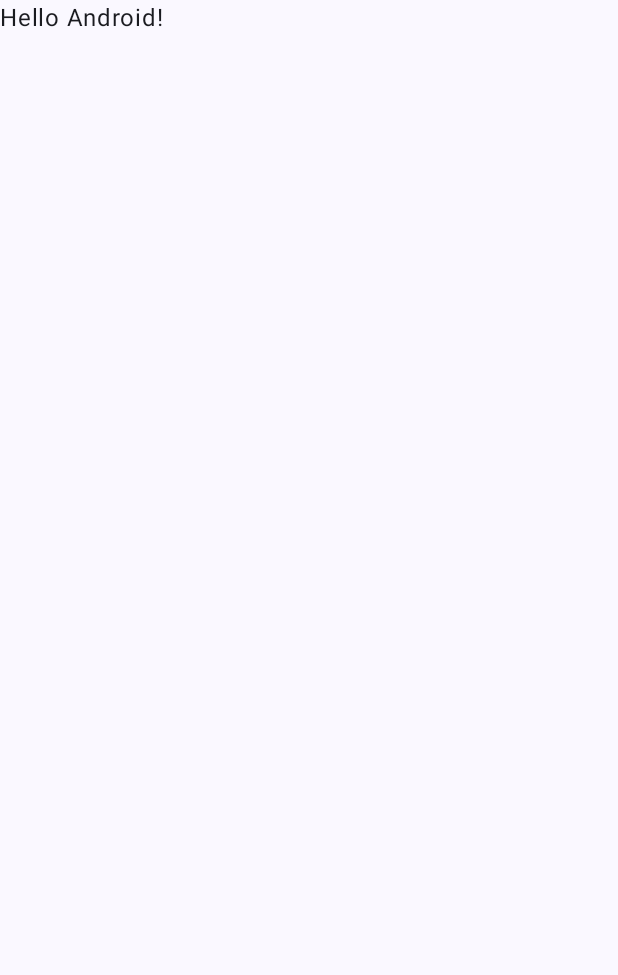
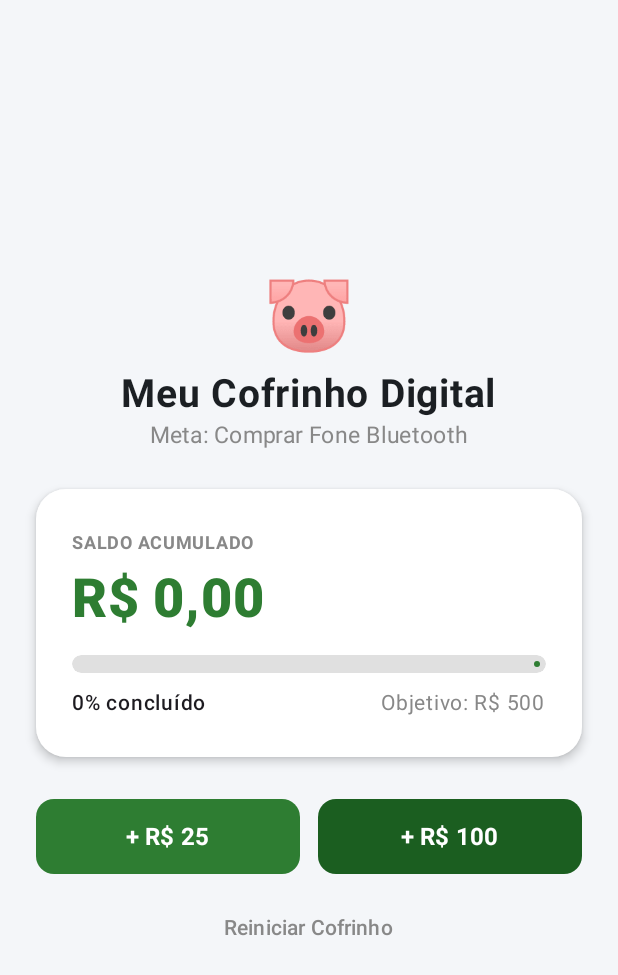
Before and after one commit to ssophialara/cofrinho-digital-android., an Android app built with Jetpack Compose: the screen it shows after launch (MainActivity), on a phone screen of 412 x 824 dp. Before the commit the part shown is almost empty. Shown: the top 975 px of the screen. Run offline under Robolectric (Android 15) with nearby library versions, the phone set to English and light mode, and no system bars.

Commit message:
(ui): cria design da tela principal com card e barra de progresso

```diff
--- a/app/src/main/java/com/example/cofrinhodigital/MainActivity.kt
+++ b/app/src/main/java/com/example/cofrinhodigital/MainActivity.kt
@@ -3,27 +3,29 @@ package com.example.cofrinhodigital
 import android.os.Bundle
 import androidx.activity.ComponentActivity
 import androidx.activity.compose.setContent
-import androidx.activity.enableEdgeToEdge
-import androidx.compose.foundation.layout.fillMaxSize
-import androidx.compose.foundation.layout.padding
-import androidx.compose.material3.Scaffold
-import androidx.compose.material3.Text
-import androidx.compose.runtime.Composable
+import androidx.compose.foundation.layout.*
+import androidx.compose.foundation.shape.RoundedCornerShape
+import androidx.compose.material3.*
+import androidx.compose.runtime.*
+import androidx.compose.ui.Alignment
 import androidx.compose.ui.Modifier
+import androidx.compose.ui.draw.clip
+import androidx.compose.ui.graphics.Color
+import androidx.compose.ui.text.font.FontWeight
 import androidx.compose.ui.tooling.preview.Preview
-import com.example.cofrinhodigital.ui.theme.CofrinhoDigitalTheme
+import androidx.compose.ui.unit.dp
+import androidx.compose.ui.unit.sp
 
 class MainActivity : ComponentActivity() {
     override fun onCreate(savedInstanceState: Bundle?) {
         super.onCreate(savedInstanceState)
-        enableEdgeToEdge()
         setContent {
-            CofrinhoDigitalTheme {
-                Scaffold(modifier = Modifier.fillMaxSize()) { innerPadding ->
-                    Greeting(
-                        name = "Android",
-                        modifier = Modifier.padding(innerPadding)
-                    )
+            MaterialTheme {
+                Surface(
+                    modifier = Modifier.fillMaxSize(),
+                    color = Color(0xFFF4F6F9) // Fundo cinza-claro suave para destacar o Card
+                ) {
+                    TelaCofrinho()
                 }
             }
         }
@@ -31,17 +33,151 @@ class MainActivity : ComponentActivity() {
 }
 
 @Composable
-fun Greeting(name: String, modifier: Modifier = Modifier) {
-    Text(
-        text = "Hello $name!",
-        modifier = modifier
-    )
+fun TelaCofrinho() {
+    // Estados da tela
+    var valorGuardado by remember { mutableStateOf(0) }
+    val metaTotal = 500
+
+    // Cálculo do progresso entre 0.0 (0%) e 1.0 (100%)
+    val progresso = (valorGuardado.toFloat() / metaTotal.toFloat()).coerceIn(0f, 1f)
+    val percentual = (progresso * 100).toInt()
+
+    Column(
+        modifier = Modifier
+            .fillMaxSize()
+            .padding(24.dp),
+        horizontalAlignment = Alignment.CenterHorizontally,
+        verticalArrangement = Arrangement.Center
+    ) {
+        // Cabeçalho com Emoji (sem necessidade de dependência extra de ícones)
+        Text(
+            text = "🐷",
+            fontSize = 48.sp
+        )
+
+        Spacer(modifier = Modifier.height(8.dp))
+
+        Text(
+            text = "Meu Cofrinho Digital",
+            fontSize = 26.sp,
+            fontWeight = FontWeight.Bold,
+            color = Color(0xFF1B1F23)
+        )
+
+        Text(
+            text = "Meta: Comprar Fone Bluetooth",
+            fontSize = 15.sp,
+            color = Color.Gray
+        )
+
+        Spacer(modifier = Modifier.height(24.dp))
+
+        // Cartão Principal (Destaque Visual)
+        Card(
+            modifier = Modifier.fillMaxWidth(),
+            shape = RoundedCornerShape(20.dp),
+            colors = CardDefaults.cardColors(containerColor = Color.White),
+            elevation = CardDefaults.cardElevation(defaultElevation = 4.dp)
+        ) {
+            Column(
+                modifier = Modifier.padding(24.dp)
+            ) {
+                Text(
+                    text = "SALDO ACUMULADO",
+                    fontSize = 12.sp,
+                    fontWeight = FontWeight.Bold,
+                    color = Color.Gray
+                )
+
+                Spacer(modifier = Modifier.height(4.dp))
+
+                Text(
+                    text = "R$ $valorGuardado,00",
+                    fontSize = 36.sp,
+                    fontWeight = FontWeight.ExtraBold,
+                    color = Color(0xFF2E7D32)
+                )
+
+                Spacer(modifier = Modifier.height(16.dp))
+
+                // Barra de progresso visual
+                LinearProgressIndicator(
+                    progress = { progresso },
+                    modifier = Modifier
+                        .fillMaxWidth()
+                        .height(12.dp)
+                        .clip(RoundedCornerShape(6.dp)),
+                    color = Color(0xFF2E7D32),
+                    trackColor = Color(0xFFE0E0E0)
+                )
+
+                Spacer(modifier = Modifier.height(8.dp))
+
+                // Linha horizontal com informações nas extremidades
+                Row(
+                    modifier = Modifier.fillMaxWidth(),
+                    horizontalArrangement = Arrangement.SpaceBetween
+                ) {
+                    Text(
+                        text = "$percentual% concluído",
+                        fontSize = 14.sp,
+                        fontWeight = FontWeight.Medium
+                    )
+                    Text(
+                        text = "Objetivo: R$ $metaTotal",
+                        fontSize = 14.sp,
+                        color = Color.Gray
+                    )
+                }
+            }
+        }
+
+        Spacer(modifier = Modifier.height(28.dp))
+
+        // Row coloca os dois botões lado a lado com espaçamento igual
+        Row(
+            modifier = Modifier.fillMaxWidth(),
+            horizontalArrangement = Arrangement.spacedBy(12.dp)
+        ) {
+            Button(
+                onClick = { valorGuardado += 25 },
+                modifier = Modifier
+                    .weight(1f) // Ocupa 50% da largura
+                    .height(50.dp),
+                shape = RoundedCornerShape(12.dp),
+                colors = ButtonDefaults.buttonColors(containerColor = Color(0xFF2E7D32))
+            ) {
+                Text(text = "+ R$ 25", fontSize = 16.sp, fontWeight = FontWeight.Bold)
+            }
+
+            Button(
+                onClick = { valorGuardado += 100 },
+                modifier = Modifier
+                    .weight(1f) // Ocupa os outros 50% da largura
+                    .height(50.dp),
+                shape = RoundedCornerShape(12.dp),
+                colors = ButtonDefaults.buttonColors(containerColor = Color(0xFF1B5E20))
+            ) {
+                Text(text = "+ R$ 100", fontSize = 16.sp, fontWeight = FontWeight.Bold)
+            }
+        }
+
+        Spacer(modifier = Modifier.height(12.dp))
+
+        TextButton(
+            onClick = { valorGuardado = 0 },
+            modifier = Modifier.fillMaxWidth()
+        ) {
+            Text(text = "Reiniciar Cofrinho", color = Color.Gray)
+        }
+    }
 }
 
+// Permite visualizar o design no Android Studio sem abrir o emulador
 @Preview(showBackground = true)
 @Composable
-fun GreetingPreview() {
-    CofrinhoDigitalTheme {
-        Greeting("Android")
+fun PreviewTelaCofrinho() {
+    MaterialTheme {
+        TelaCofrinho()
     }
 }
```
